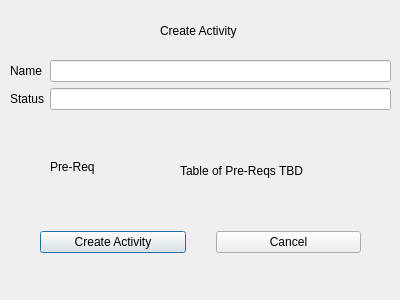
Above: activitycreatewindow.ui from hanspistorstetson/ProjectRevamp before the change. Below: the same form after it.
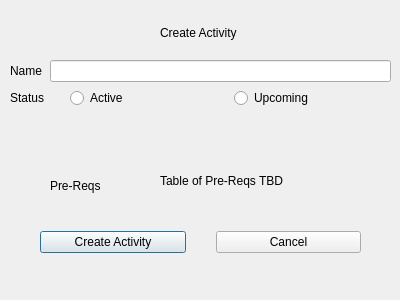
That is the form after the change.

Commit message: removed error in admin window where it was looking for a signal that didnt exist. also added lines to get text from activity and event create windows

The edit to the form file:
```diff
--- a/activitycreatewindow.ui
+++ b/activitycreatewindow.ui
@@ -33,6 +33,30 @@
     <item row="0" column="1">
      <widget class="QLineEdit" name="actNameTF"/>
     </item>
+    <item row="1" column="1">
+     <layout class="QHBoxLayout" name="horizontalLayout_3">
+      <property name="spacing">
+       <number>6</number>
+      </property>
+      <property name="leftMargin">
+       <number>20</number>
+      </property>
+      <item>
+       <widget class="QRadioButton" name="activeRadioButton">
+        <property name="text">
+         <string>Active</string>
+        </property>
+       </widget>
+      </item>
+      <item>
+       <widget class="QRadioButton" name="upcomingRadioButton">
+        <property name="text">
+         <string>Upcoming</string>
+        </property>
+       </widget>
+      </item>
+     </layout>
+    </item>
     <item row="1" column="0">
      <widget class="QLabel" name="actStatusLabel">
       <property name="text">
@@ -40,9 +64,6 @@
       </property>
      </widget>
     </item>
-    <item row="1" column="1">
-     <widget class="QLineEdit" name="actStatusTF"/>
-    </item>
    </layout>
   </widget>
   <widget class="QLabel" name="createActivityLabel">
@@ -50,8 +71,8 @@
     <rect>
      <x>160</x>
      <y>20</y>
-     <width>101</width>
-     <height>21</height>
+     <width>200</width>
+     <height>25</height>
     </rect>
    </property>
    <property name="text">
@@ -63,8 +84,8 @@
     <rect>
      <x>50</x>
      <y>160</y>
-     <width>44</width>
-     <height>14</height>
+     <width>111</width>
+     <height>51</height>
     </rect>
    </property>
    <property name="text">
@@ -74,10 +95,10 @@
   <widget class="QLabel" name="label">
    <property name="geometry">
     <rect>
-     <x>180</x>
-     <y>155</y>
-     <width>151</width>
-     <height>31</height>
+     <x>160</x>
+     <y>145</y>
+     <width>231</width>
+     <height>71</height>
     </rect>
    </property>
    <property name="text">
```
Left out of the diff: 2 changed lines with no effect on the pictures. The commit also changes 6 other files.
